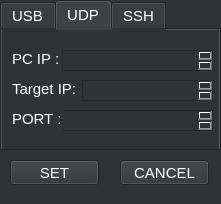
Old version of the form ui/camera_set.ui in the repository mjlee111/vision_tools.
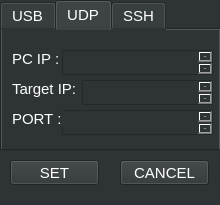
New version of the form. The open tabs and pages were chosen to show the change.

Diff of the .ui file:
```diff
--- a/ui/camera_set.ui
+++ b/ui/camera_set.ui
@@ -6,8 +6,8 @@
    <rect>
     <x>0</x>
     <y>0</y>
-    <width>221</width>
-    <height>204</height>
+    <width>220</width>
+    <height>205</height>
    </rect>
   </property>
   <property name="windowTitle">
@@ -82,7 +82,7 @@
         <x>60</x>
         <y>20</y>
         <width>151</width>
-        <height>21</height>
+        <height>25</height>
        </rect>
       </property>
      </widget>
@@ -92,7 +92,7 @@
         <x>80</x>
         <y>50</y>
         <width>131</width>
-        <height>21</height>
+        <height>25</height>
        </rect>
       </property>
      </widget>
@@ -102,7 +102,7 @@
         <x>60</x>
         <y>80</y>
         <width>151</width>
-        <height>21</height>
+        <height>25</height>
        </rect>
       </property>
      </widget>
```
Left out of the diff: 4 changed lines with no effect on the pictures.
